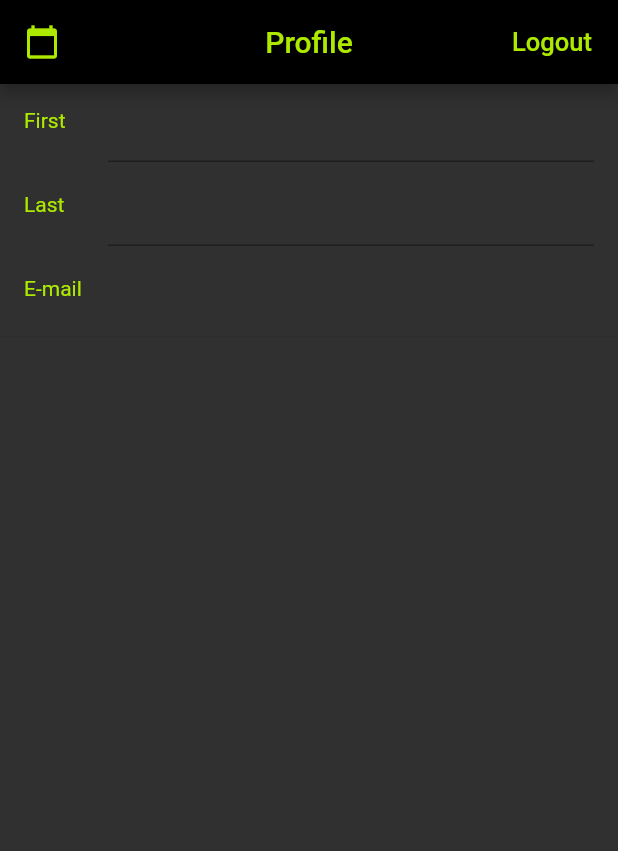
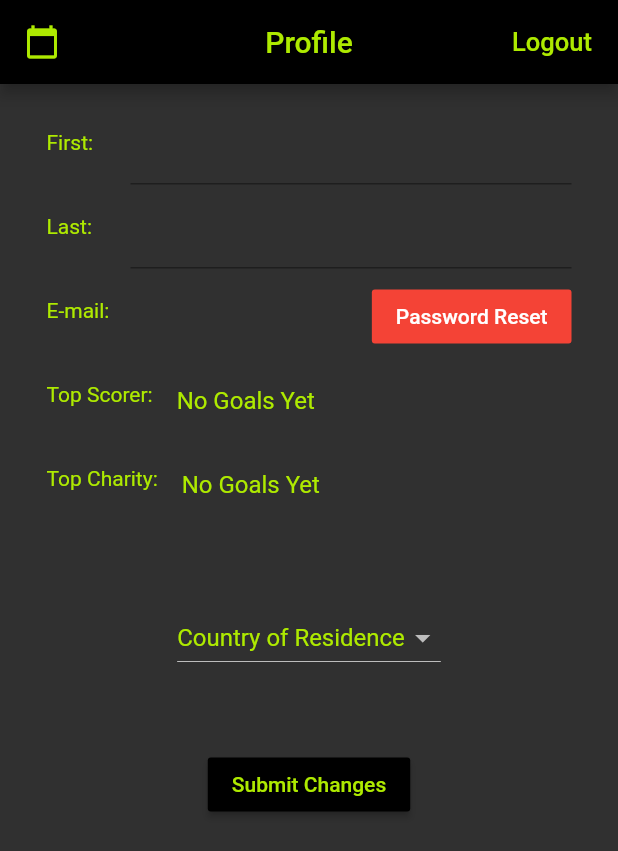
Before and after one commit to ahmed-alzahrani/gfg_mobile, a Flutter app: the ProfilePage screen opened directly, on a phone screen of 412 x 824 dp. Shown: the top 851 px of the screen. Run offline on Flutter 3.47's test engine with Material 2 defaults, Android fonts, the phone set to English and light mode, and no system bars; our stand-ins replace dio, firebase_auth; accounts and stored records are empty; network calls fail.

Commit message:
added profile page form with ability to update first/last/country

```diff
--- a/lib/views/profile_page.dart
+++ b/lib/views/profile_page.dart
@@ -1,6 +1,7 @@
 import 'package:flutter/material.dart';
 import 'package:gfg_mobile/util/themes.dart';
 import 'package:gfg_mobile/services/auth_service.dart';
+import 'package:gfg_mobile/services/data_service.dart';
 import 'package:gfg_mobile/views/matches_page.dart';
 import 'package:dio/dio.dart';
 import 'package:gfg_mobile/models/profile.dart';
@@ -10,29 +11,34 @@ class ProfilePage extends StatefulWidget {
 }
 
 class ProfilePageWidgetState extends State<ProfilePage> {
+  GlobalKey<FormState> _key = new GlobalKey();
   final auth = new AuthService();
   final theme = new Themes();
+  final data = new DataService();
   final dio = new Dio();
   Profile user;
   String _first = "";
-  final firstController = TextEditingController();
   String _last = "";
-  final lastController = TextEditingController();
   String _email = "";
   String _birthday = "";
   String _country = "";
-
+  String _topScorer = "";
+  String _topCharity = "";
+  final _firstController = TextEditingController();
+  final _lastController = TextEditingController();
+  List countries = new List();
 
   @override
   void initState() {
     _getProfile();
-    auth.currentUser();
+    _getCountries();
     super.initState();
   }
 
   @override
   void dispose() {
-    firstController.dispose();
+    _firstController.dispose();
+    _lastController.dispose;
     super.dispose();
   }
 
@@ -40,10 +46,16 @@ class ProfilePageWidgetState extends State<ProfilePage> {
   Widget build(BuildContext context) {
     return Scaffold(
       appBar: _buildBar(context),
-      body: new Column(
-        children: _buildForm(),
+      body: new SingleChildScrollView(
+        child: new Container(
+          margin: new EdgeInsets.all(15.0),
+          child: new Form(
+            key: _key,
+            child: _buildForm(),
+          ),
+        ),
       ),
-      resizeToAvoidBottomPadding: true,
+      resizeToAvoidBottomPadding: false,
     );
   }
 
@@ -72,61 +84,149 @@ class ProfilePageWidgetState extends State<ProfilePage> {
     );
   }
 
-  List<Widget> _buildForm() {
-    return [
-      new Flexible(
-        child: new ListTile(
+  Widget _buildForm() {
+    return new Column(
+      children: <Widget>[
+        new ListTile(
           leading: new Text(
-            'First',
+            'First:',
             style: theme.textStyle,
           ),
           title: new TextField(
-            controller: firstController,
+            style: theme.textStyle,
+            controller: _firstController,
             decoration: new InputDecoration(
               hintText: _first,
               hintStyle: theme.textStyle,
             ),
           ),
         ),
-      ),
-      new Flexible(
-        child: new ListTile(
+        new ListTile(
           leading: new Text(
-            'Last',
+            'Last:',
             style: theme.textStyle,
           ),
           title: new TextField(
-            controller: lastController,
+            style: theme.textStyle,
+            controller: _lastController,
             decoration: new InputDecoration(
+              hintStyle: theme.textStyle,
               hintText: _last,
-              hintStyle: theme.textStyle,
             ),
           ),
         ),
-      ),
-      new Flexible(
-        child: new ListTile(
+        new ListTile(
           leading: new Text(
-            'E-mail',
+            'E-mail:',
             style: theme.textStyle,
           ),
           title: new Text(
             _email,
-            style: new TextStyle(
+            style: TextStyle(
               color: theme.textColor,
+              fontSize: 10.0,
             ),
           ),
+          trailing: new FlatButton(
+            child: Text('Password Reset'),
+            onPressed: () => print('you wanted to reset password'),
+            color: Colors.red,
+            textColor: Colors.white,
+          ),
         ),
-      ),
-      const Divider(
-        height: 1.0,
-      ),
+        new ListTile(
+          leading: new Text(
+            "Top Scorer:",
+            style: theme.textStyle,
+          ),
+          title: _buildTopScorer(),
+        ),
+        new ListTile(
+          leading: new Text(
+            "Top Charity:",
+            style: theme.textStyle,
+          ),
+          title: _buildTopCharity(),
+        ),
+        // _buildTopCharity(),
+        _buildDropDown(),
+        _buildSubmitButton(),
+      ],
+    );
+  }
 
-    ];
+  Widget _buildSubmitButton() {
+    return new RaisedButton(
+      child: Text('Submit Changes'),
+      color: Colors.black,
+      textColor: theme.textColor,
+      onPressed: _submitPressed,
+    );
+  }
+
+  Widget _buildTopScorer() {
+    String hint = "";
+    if (_topScorer == "") {
+      hint = "No Goals Yet";
+    } else {
+      hint = _topScorer;
+    }
+    return new Text(
+      hint,
+      style: theme.textStyle,
+    );
+  }
+
+  Widget _buildTopCharity() {
+    String hint = "";
+    if (_topCharity == "") {
+      hint = "No Goals Yet";
+    } else {
+      hint = _topScorer;
+    }
+    return new Text(
+      hint,
+      style: theme.textStyle,
+    );
   }
 
 
+  Widget _buildDropDown() {
+    return new Container(
+      child: DropdownButton(
+        items: new List<DropdownMenuItem>.generate(countries.length ?? 0, (int index) {
+          return new DropdownMenuItem(
+            child: Text(countries[index]),
+            value: index,
+          );
+        }),
+        hint: _getHint(),
+        onChanged: (value) {
+          print('you tapped ${countries[value]}');
+          setState(() {
+            _country = countries[value];
+          });
+        },
+      ),
+      padding: EdgeInsets.only(
+        top: 50.0,
+        bottom: 50.0,
+      ),
+    );
+  }
 
+  Widget _getHint() {
+    String data = "";
+    if (_country == "") {
+      data = "Country of Residence";
+    } else {
+      data = _country;
+    }
+    return Text(
+      data,
+      style: theme.textStyle,
+    );
+  }
   void _getProfile() async {
     final uid = await auth.currentUser();
     try {
@@ -146,14 +246,21 @@ class ProfilePageWidgetState extends State<ProfilePage> {
         goals.add(goal);
       }
 
-      UserStats stats = new UserStats(response.data['stats']['topScorer'], goals, response.data['stats']['charities'], response.data['stats']['topCharity'], response.data['stats']['scorers'], response.data['stats']['goals']);
+      String topScorer = response.data['stats']['topScorer'];
+      String topCharity = response.data['stats']['topCharity'];
+      UserStats stats = new UserStats(topScorer, goals, response.data['stats']['charities'], topCharity, response.data['stats']['scorers'], response.data['stats']['goals']);
 
       setState(() {
+        if (!(response.data['country'] == "")) {
+          _country = response.data['country'];
+        }
         _birthday = response.data['birthday'];
-        _country = response.data['country'];
         _email = response.data['email'];
         _first = response.data['first'];
         _last = response.data['last'];
+        _topScorer = topScorer;
+        _topCharity = topCharity;
+
         user = new Profile(_birthday, _country, _email, _first, _last, stats);
 
       });
@@ -162,5 +269,36 @@ class ProfilePageWidgetState extends State<ProfilePage> {
     }
   }
 
+  void _getCountries() async {
+    List allCountries = await data.countries();
+    countries = allCountries;
+  }
+
+  void _submitPressed() async {
+    String first = _first;
+    String last = _last;
+    String country = user.country;
+
+    if (_firstController.text != "" && _firstController.text!= first) {
+      first = _firstController.text;
+    }
+
+    if (_lastController.text != "" && _lastController.text!= last) {
+      last = _lastController.text;
+    }
+
+    if (_country != user.country && _country != country) {
+      country = _country;
+    }
+
+    bool result = await data.updateProfile(first, last, country);
+
+    if (result) {
+      setState(() {
+        _getProfile();
+      });
+    }
+  }
+
 
 }
```
Also changed, not shown: lib/services/data_service.dart (+29 -0 lines), 1 other file.
